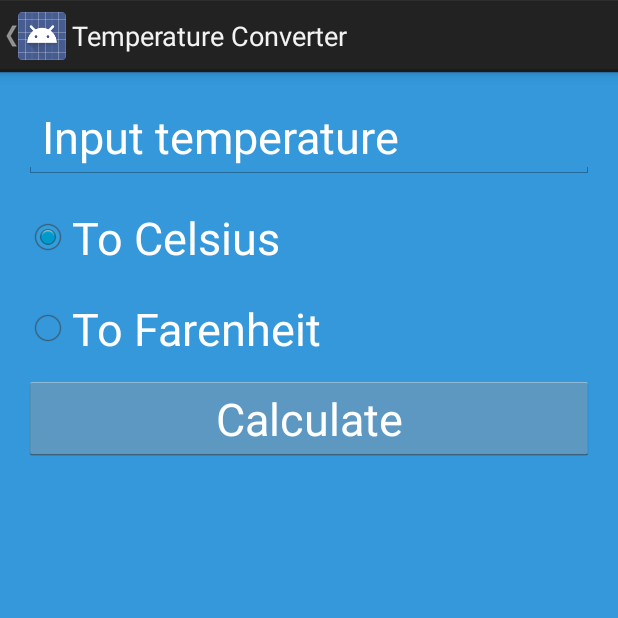
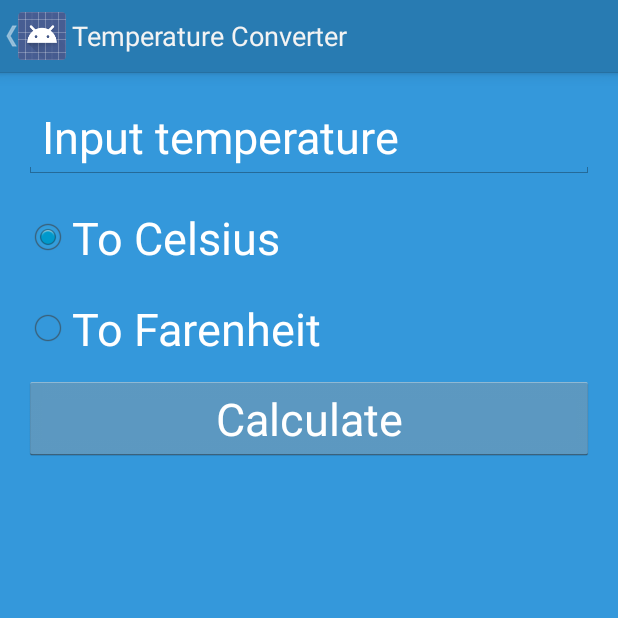
Before and after one commit to edm-ar/funverter-android, an Android app: the TemperatureConverterActivity screen opened directly, with no data from a screen before it, on a phone screen of 412 x 824 dp, the top half of it. Run offline under Robolectric (Android 15) with nearby library versions, the phone set to English and light mode, and no system bars.

Commit message:
Committing action bar styles/themes and colors. Manifest sets all the themes accordingly.

```diff
--- a/app/src/main/res/values/strings.xml
+++ b/app/src/main/res/values/strings.xml
@@ -14,11 +14,17 @@
 
     <!-- Background Colors -->
     <color name="greenBackground">#27ae60</color>
+    <color name="darkGreenBackground">#4aae74</color>
     <color name="blueBackground">#3498DB</color>
+    <color name="darkBlueBackground">#287bb2</color>
     <color name="purpleBackground">#9b59b6</color>
+    <color name="darkPurpleBackground">#7c4792</color>
     <color name="redBackground">#e74c3c</color>
+    <color name="darkRedBackground">#b83e32</color>
     <color name="pumpkinBackground">#d35400</color>
+    <color name="darkPumpkinBackground">#b64900</color>
     <color name="greenSeaBackground">#16a085</color>
+    <color name="darkGreenSeaBackground">#118770</color>
     <color name="btnColor">#55FFFFFF</color>
     <color name="btnClickColor">#55E6E6E6</color>
 
--- a/app/src/main/res/values/styles.xml
+++ b/app/src/main/res/values/styles.xml
@@ -1,8 +1,62 @@
 <resources>
 
-    <!-- Base application theme. -->
-    <style name="AppTheme" parent="android:Theme.Holo.Light.DarkActionBar">
+    <!-- application themes -->
+    <style name="ConverterHomeTheme" parent="@android:style/Theme.Holo.Light.DarkActionBar">
         <!-- Customize your theme here. -->
+        <item name="android:actionBarStyle">@style/HomeScreenActionBar</item>
     </style>
 
+    <style name="TemperatureTheme" parent="@android:style/Theme.Holo.Light.DarkActionBar">
+        <item name="android:actionBarStyle">@style/TemperatureActionBar</item>
+    </style>
+
+    <style name="WeightTheme" parent="@android:style/Theme.Holo.Light.DarkActionBar">
+        <item name="android:actionBarStyle">@style/WeightActionBar</item>
+    </style>
+
+    <style name="DistanceTheme" parent="@android:style/Theme.Holo.Light.DarkActionBar">
+        <item name="android:actionBarStyle">@style/DistanceActionBar</item>
+    </style>
+
+    <style name="VolumeTheme" parent="@android:style/Theme.Holo.Light.DarkActionBar">
+        <item name="android:actionBarStyle">@style/VolumeActionBar</item>
+    </style>
+
+    <style name="SpeedTheme" parent="@android:style/Theme.Holo.Light.DarkActionBar">
+        <item name="android:actionBarStyle">@style/SpeedActionBar</item>
+    </style>
+
+    <style name="TimeTheme" parent="@android:style/Theme.Holo.Light.DarkActionBar">
+        <item name="android:actionBarStyle">@style/TimeActionBar</item>
+    </style>
+
+    <!-- styles -->
+
+    <style name="HomeScreenActionBar" parent="@android:style/Widget.Holo.Light.ActionBar.Solid.Inverse">
+        <item name="android:background">@color/darkGreenBackground</item>
+    </style>
+
+    <style name="TemperatureActionBar" parent="@android:style/Widget.Holo.Light.ActionBar.Solid.Inverse">
+        <item name="android:background">@color/darkBlueBackground</item>
+    </style>
+
+    <style name="WeightActionBar" parent="@android:style/Widget.Holo.Light.ActionBar.Solid.Inverse">
+        <item name="android:background">@color/darkPurpleBackground</item>
+    </style>
+
+    <style name="DistanceActionBar" parent="@android:style/Widget.Holo.Light.ActionBar.Solid.Inverse">
+        <item name="android:background">@color/darkRedBackground</item>
+    </style>
+
+    <style name="VolumeActionBar" parent="@android:style/Widget.Holo.Light.ActionBar.Solid.Inverse">
+        <item name="android:background">@color/darkGreenSeaBackground</item>
+    </style>
+
+    <style name="SpeedActionBar" parent="@android:style/Widget.Holo.Light.ActionBar.Solid.Inverse">
+        <item name="android:background">@color/darkPumpkinBackground</item>
+    </style>
+
+    <style name="TimeActionBar" parent="@android:style/Widget.Holo.Light.ActionBar.Solid.Inverse">
+        <item name="android:background">@color/darkRedBackground</item>
+    </style>
 </resources>
```
Also changed, not shown: app/src/main/AndroidManifest.xml (+15 -9 lines).
